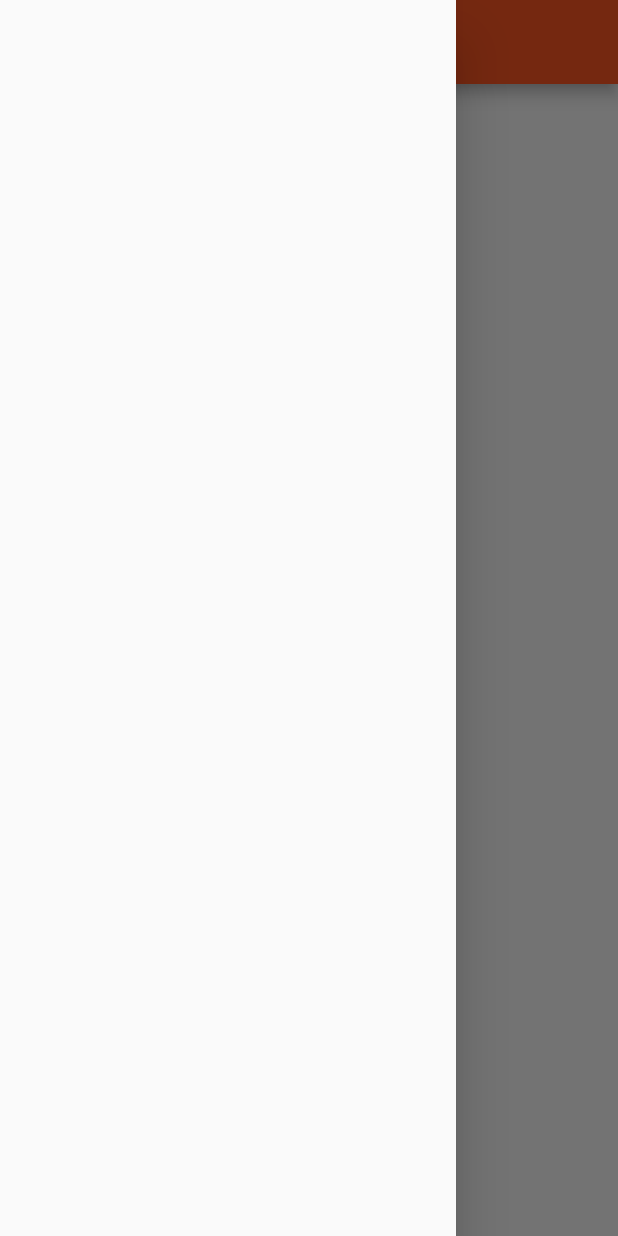
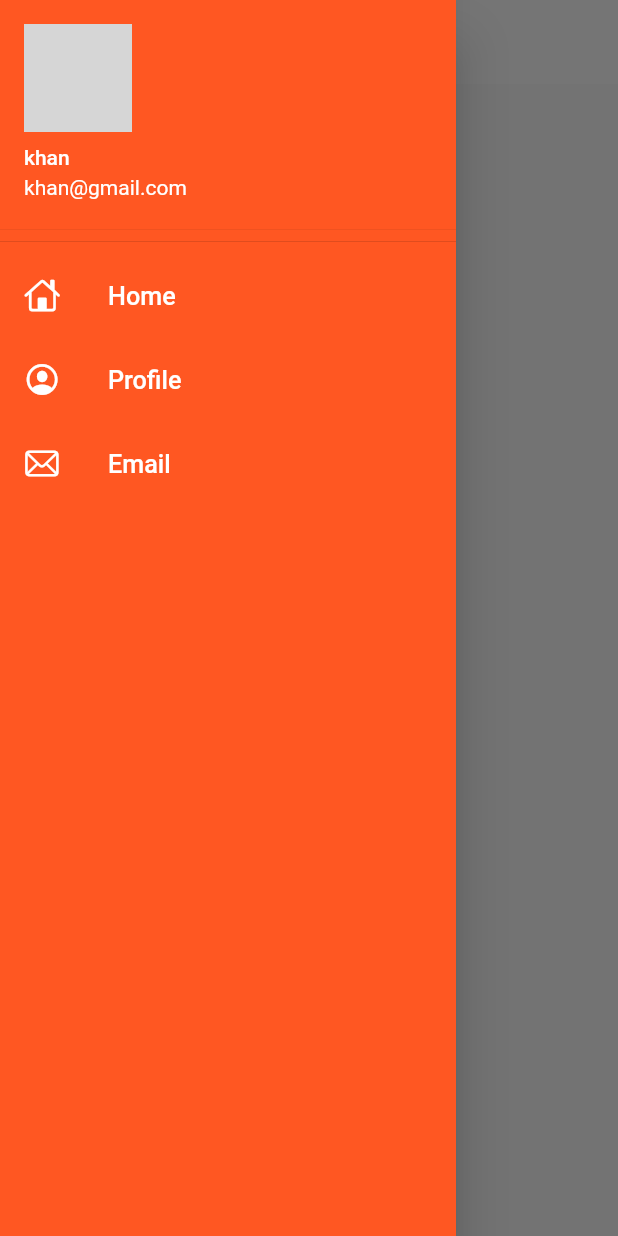
Before and after one commit to Sharafuddin44/FlutterL, a Flutter app: the HomePage screen opened by its route, with the side drawer open, on a phone screen of 412 x 824 dp. Run offline on Flutter 3.47's test engine with Material 2 defaults, Android fonts, the phone set to English and light mode, and no system bars; network calls fail; grey boxes are pictures that could not be loaded.

Commit message:
theme done

```diff
--- a/lib/pages/homepage.dart
+++ b/lib/pages/homepage.dart
@@ -1,3 +1,4 @@
+import 'package:allnetworkspack/widgets/drawer.dart';
 import 'package:flutter/material.dart';
 
 class HomePage extends StatelessWidget {
@@ -7,12 +8,12 @@ class HomePage extends StatelessWidget {
   Widget build(BuildContext context) {
     return Scaffold(
       appBar: AppBar(
-        title: const Text("Appbar"),
+        title: const Text('Appsbar'),
       ),
       body: const Center(
         child: Text('Homepage'),
       ),
-      drawer: const Drawer(),
+      drawer: const MyDrawer(),
     );
   }
 }
--- /dev/null
+++ b/lib/utils/routes.dart
@@ -0,0 +1,4 @@
+class MyRoutes {
+  static String loginRoute = "/login";
+  static String homeRoute = "/home";
+}
--- /dev/null
+++ b/lib/widgets/drawer.dart
@@ -0,0 +1,58 @@
+// ignore: avoid_web_libraries_in_flutter
+import 'package:flutter/cupertino.dart';
+import 'package:flutter/material.dart';
+
+class MyDrawer extends StatelessWidget {
+  const MyDrawer({Key? key}) : super(key: key);
+  final imageURL =
+      "https://encrypted-tbn0.gstatic.com/images?q=tbn:ANd9GcTRuc5g4UHrTWzsk7SEU0QbEauiRxakwFnd9w&usqp=CAU";
+  @override
+  Widget build(BuildContext context) {
+    return Drawer(
+      child: Container(
+        color: Colors.deepOrange,
+        child: ListView(
+          // ignore: prefer_const_literals_to_create_immutables
+          children: [
+            DrawerHeader(
+              padding: EdgeInsets.zero,
+              child: UserAccountsDrawerHeader(
+                accountName: const Text('khan'),
+                accountEmail: const Text("khan@gmail.com"),
+                currentAccountPicture:
+                    CircleAvatar(backgroundImage: NetworkImage(imageURL)),
+              ),
+            ),
+            const ListTile(
+              leading: Icon(CupertinoIcons.home),
+              title: Text('Home',
+                  textScaleFactor: 1.2,
+                  style: TextStyle(
+                    color: Colors.white,
+                  )),
+              iconColor: Colors.white,
+            ),
+            const ListTile(
+              leading: Icon(CupertinoIcons.profile_circled),
+              title: Text('Profile',
+                  textScaleFactor: 1.2,
+                  style: TextStyle(
+                    color: Colors.white,
+                  )),
+              iconColor: Colors.white,
+            ),
+            const ListTile(
+              leading: Icon(CupertinoIcons.mail),
+              title: Text('Email',
+                  textScaleFactor: 1.2,
+                  style: TextStyle(
+                    color: Colors.white,
+                  )),
+              iconColor: Colors.white,
+            )
+          ],
+        ),
+      ),
+    );
+  }
+}
--- /dev/null
+++ b/lib/widgets/themes.dart
@@ -0,0 +1,11 @@
+import 'package:flutter/material.dart';
+
+class MyTheme {
+  static ThemeData get lighttheme => ThemeData(
+      primarySwatch: Colors.deepOrange,
+      appBarTheme: const AppBarTheme(
+          color: Colors.white,
+          elevation: 0.0,
+          iconTheme: IconThemeData(color: Colors.black),
+          titleTextStyle: TextStyle(color: Colors.black)));
+}
--- a/pubspec.yaml
+++ b/pubspec.yaml
@@ -34,7 +34,8 @@ dependencies:
   # The following adds the Cupertino Icons font to your application.
   # Use with the CupertinoIcons class for iOS style icons.
   cupertino_icons: ^1.0.2
-  google_fonts: ^2.3.1
+ # google_fonts: ^2.2.0
+  # google_fonts: ^2.3.1
 
 dev_dependencies:
   flutter_test:
```
Also changed, not shown: lib/main.dart (+8 -4 lines), lib/pages/loginpage.dart (+88 -21 lines).
